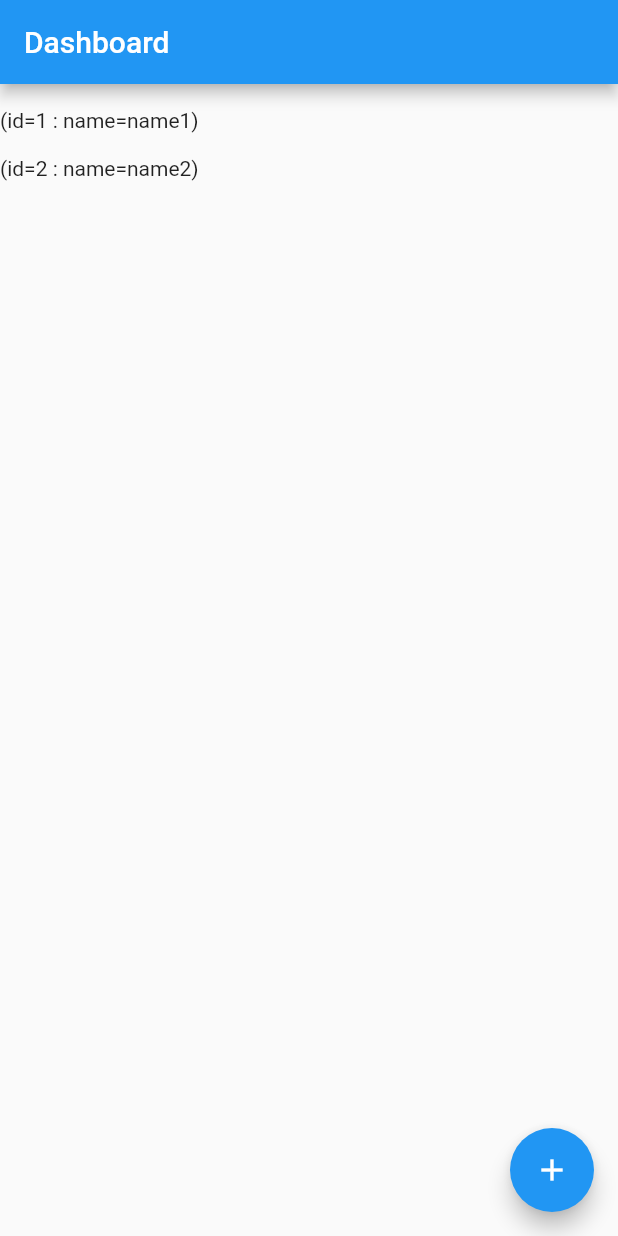
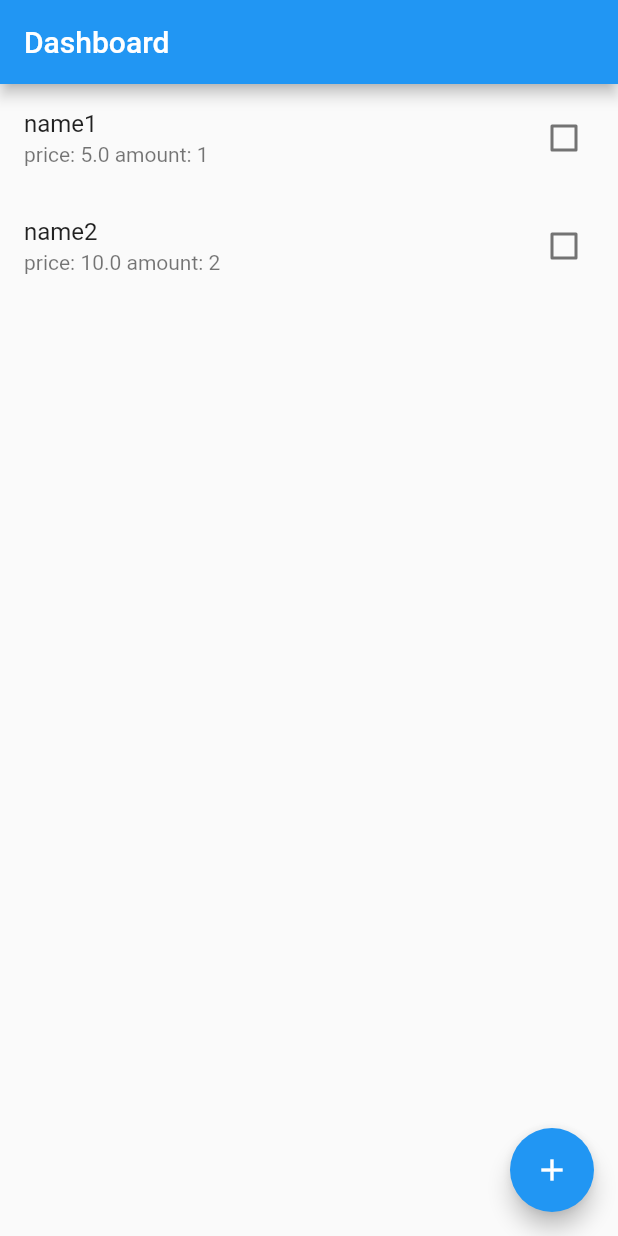
Before and after one commit to eawarnong/do-things-list, a Flutter app: the screen it shows after launch, on a phone screen of 412 x 824 dp. Run offline on Flutter 3.47's test engine with Material 2 defaults, Android fonts, the phone set to English and light mode, and no system bars.

Commit message:
modify item list view

```diff
--- a/lib/components/layouts/itemList/itemList.dart
+++ b/lib/components/layouts/itemList/itemList.dart
@@ -4,7 +4,7 @@ import '../../../models/item.dart';
 
 class ItemList extends StatelessWidget {
   final List<Item> items;
-  ItemList({ Key key, this.items }) : super(key: key);
+  ItemList({ this.items });
 
   @override
   Widget build(BuildContext context) {
--- a/lib/components/widgets/itemWidget/itemWidget.dart
+++ b/lib/components/widgets/itemWidget/itemWidget.dart
@@ -1,14 +1,31 @@
 import 'package:flutter/material.dart';
 import '../../../models/item.dart';
 
-class ItemWidget extends StatelessWidget {
+class ItemWidget extends StatefulWidget {
   final Item item;
+  ItemWidget({ Key key, this.item }) : super(key: key);
 
-  ItemWidget({ this.item });
+  @override
+  _ItemWidgetState createState() => _ItemWidgetState(item);
+}
+
+class _ItemWidgetState extends State<ItemWidget> {
+  Item _item;
+  _ItemWidgetState(this._item);
+
+  void _onCompletedChanged(bool completed) {
+    setState(() {
+      _item.completed = completed;
+    });
+  }
 
   @override
   Widget build(BuildContext context) {
-    return Text(item.toString());
+    return CheckboxListTile(
+      value: _item.completed,
+      onChanged: _onCompletedChanged,
+      title: new Text(_item.name),
+      subtitle: new Text('price: ${_item.price} amount: ${_item.amount}'),
+    );
   }
-
 }
--- a/lib/models/item.dart
+++ b/lib/models/item.dart
@@ -1,9 +1,9 @@
 class Item {
-  final String id;
-  final String name;
-  final double price;
-  final int amount;
-  final bool completed;
+  String id;
+  String name;
+  double price;
+  int amount;
+  bool completed;
 
   Item({
     this.id,
@@ -24,7 +24,7 @@ class Item {
       name: json['name'],
       price:json['price'],
       amount: json['amount'],
-      completed: json['complete']
+      completed: json['completed']
     );
   }
 }
```
Also changed, not shown: lib/components/screens/dashboard/dashboard.dart (indentation only).
